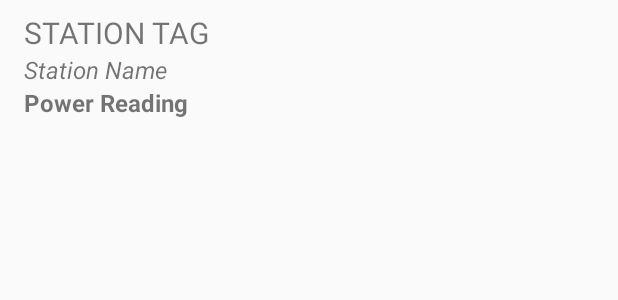
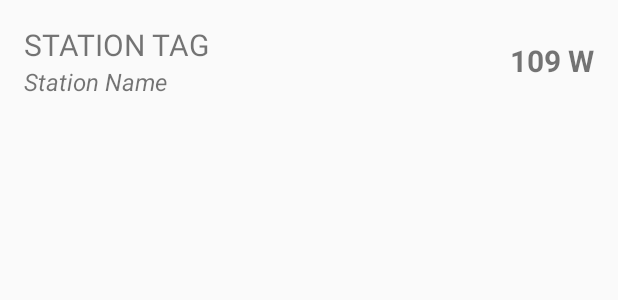
Before and after one commit to minigridems/SERC-ENERYGY-METERING-MOBILE-APP, an Android app: the layout list_item.xml on its own in the app's theme, with its tools: preview values and no code run, on a phone screen of 412 x 824 dp. Shown: the top 300 px of the screen. Run offline under Robolectric (Android 15) with nearby library versions, the phone set to English and light mode, and no system bars.

Commit message:
Changed main screen list view to show power reading on the right

```diff
--- a/app/src/main/res/layout/list_item.xml
+++ b/app/src/main/res/layout/list_item.xml
@@ -1,18 +1,24 @@
 <?xml version="1.0" encoding="utf-8"?>
+
 <LinearLayout
     xmlns:android="http://schemas.android.com/apk/res/android"
     xmlns:tools="http://schemas.android.com/tools"
     android:layout_width="match_parent"
-    android:layout_height="match_parent"
+    android:layout_height="wrap_content"
+    android:orientation="horizontal">
+
+    <LinearLayout
+        android:layout_width="wrap_content"
+        android:layout_height="wrap_content"
         android:orientation="vertical"
-    >
+        android:layout_weight="1"
+        android:padding="16dp">
+
 
         <TextView
             android:id="@+id/station_tag"
             android:layout_width="match_parent"
             android:layout_height="wrap_content"
-        android:layout_marginLeft="16dp"
-        android:layout_marginTop="8dp"
             android:textAllCaps="true"
             android:textSize="20sp"
             tools:text="Station Tag"/>
@@ -21,19 +27,23 @@
             android:id="@+id/station_name"
             android:layout_width="match_parent"
             android:layout_height="wrap_content"
-        android:layout_marginLeft="16dp"
             android:textSize="16sp"
             android:textStyle="italic"
             tools:text="Station Name"/>
-    <TextView
-        android:id="@+id/station_power_reading"
-        android:layout_width="match_parent"
-        android:layout_height="wrap_content"
-        android:layout_marginBottom="8dp"
-        android:layout_marginLeft="16dp"
-        android:textSize="16sp"
-        android:textStyle="bold"
-        tools:text="Power Reading"/>
 
 
     </LinearLayout>
+
+    <TextView
+        android:id="@+id/station_power_reading"
+        android:layout_width="wrap_content"
+        android:layout_height="match_parent"
+        android:paddingRight="16dp"
+        android:paddingLeft="8dp"
+        android:gravity="center"
+        android:textSize="20sp"
+        android:textStyle="bold"
+        tools:text="109 W"/>
+
+
+</LinearLayout>
```
Also changed, not shown: app/build.gradle (+16 -2 lines). Lines whose indentation alone changed are shown as unchanged.
